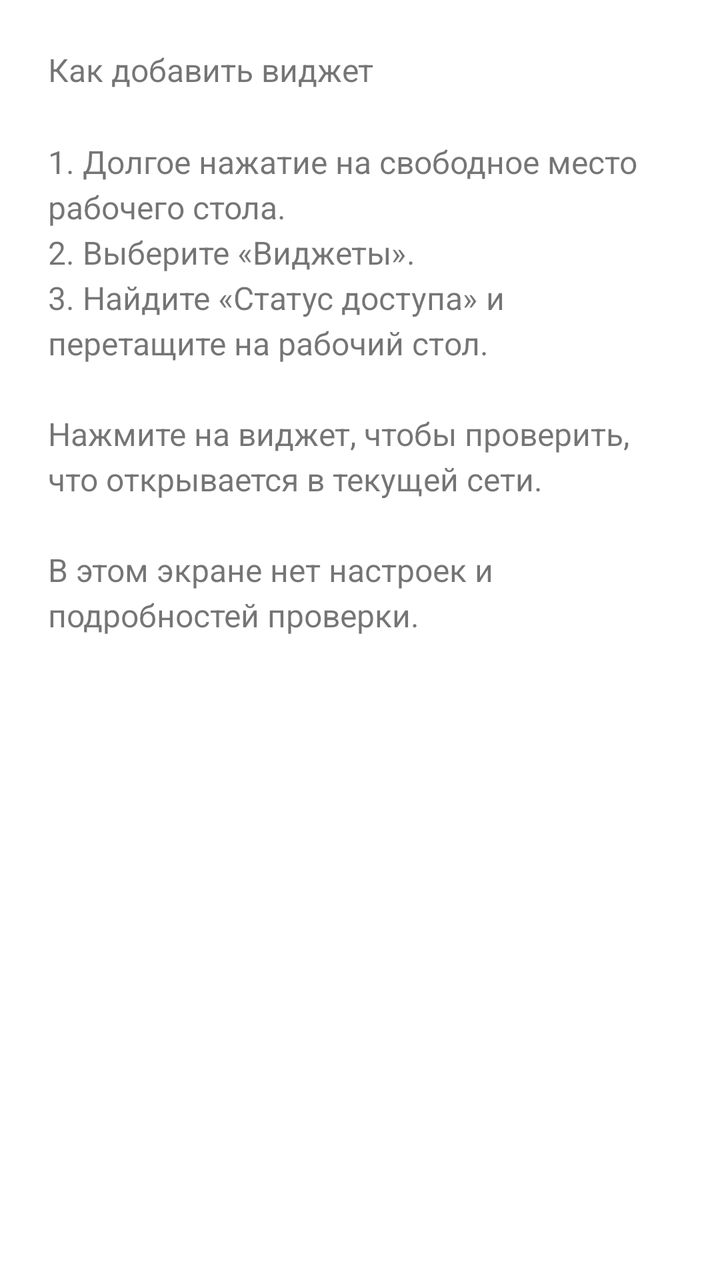
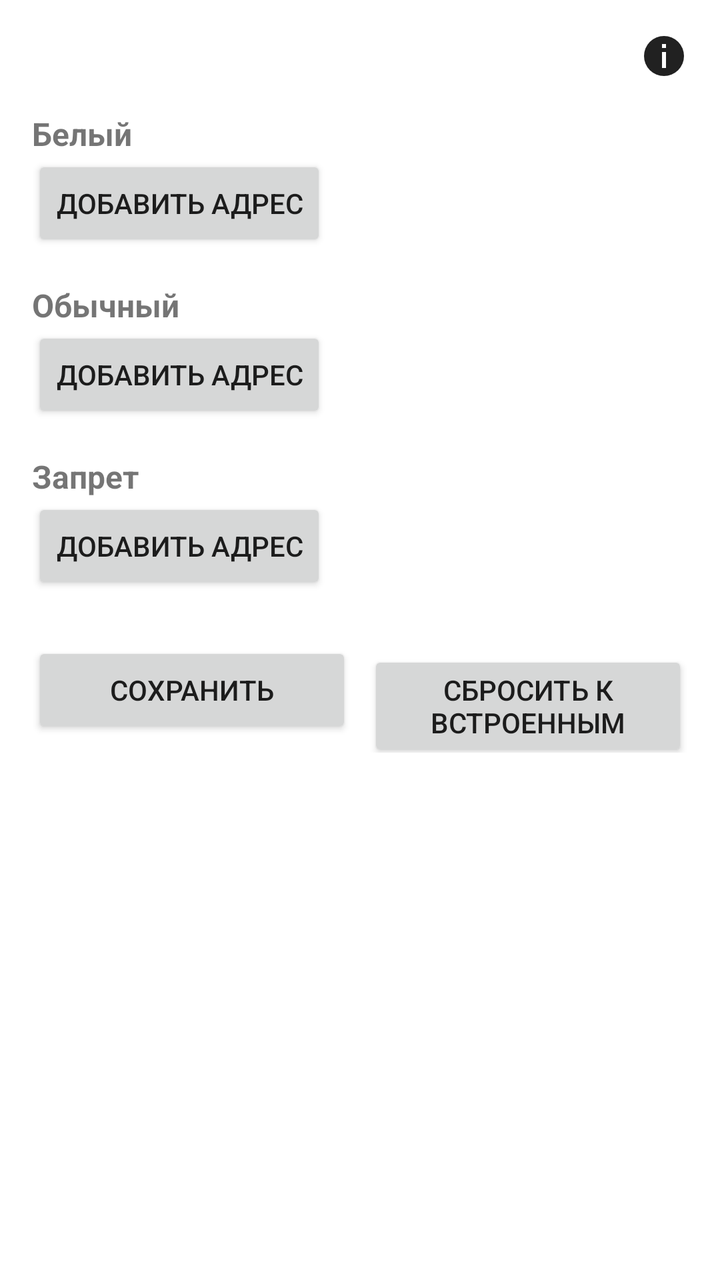

Screens rendered from an Android XML layout before and after an edit, with the pre-edit source and the edit as a unified diff.
<!-- AndroidManifest.xml: application theme Theme.WlWidget -->
<!-- res/layout/activity_main.xml -->
<?xml version="1.0" encoding="utf-8"?>
<ScrollView xmlns:android="http://schemas.android.com/apk/res/android"
    android:layout_width="match_parent"
    android:layout_height="match_parent"
    android:fillViewport="true">

    <TextView
        android:id="@+id/instructions"
        android:layout_width="match_parent"
        android:layout_height="wrap_content"
        android:lineSpacingMultiplier="1.2"
        android:padding="24dp"
        android:text="@string/add_widget_instructions"
        android:textSize="16sp" />
</ScrollView>
<!-- resources referenced by this layout -->
<resources>
  <string name="add_widget_instructions">Как добавить виджет\n\n1. Долгое нажатие на свободное место рабочего стола.\n2. Выберите «Виджеты».\n3. Найдите «Статус доступа» и перетащите на рабочий стол.\n\nНажмите на виджет, чтобы проверить, что открывается в текущей сети.\n\nВ этом экране нет настроек и подробностей проверки.</string>
  <style name="Theme.WlWidget" parent="Theme.AppCompat.DayNight.NoActionBar">
          <item name="android:windowBackground">@color/screen_bg</item>
      </style>
  <color name="screen_bg">#FFFFFFFF</color>
</resources>

<!-- the commit's change to res/layout/activity_main.xml (unified diff, before → after) -->
@@ -1,15 +1,117 @@
 <?xml version="1.0" encoding="utf-8"?>
-<ScrollView xmlns:android="http://schemas.android.com/apk/res/android"
+<FrameLayout xmlns:android="http://schemas.android.com/apk/res/android"
     android:layout_width="match_parent"
-    android:layout_height="match_parent"
-    android:fillViewport="true">
+    android:layout_height="match_parent">
 
-    <TextView
-        android:id="@+id/instructions"
+    <ScrollView
         android:layout_width="match_parent"
-        android:layout_height="wrap_content"
-        android:lineSpacingMultiplier="1.2"
-        android:padding="24dp"
-        android:text="@string/add_widget_instructions"
-        android:textSize="16sp" />
-</ScrollView>
+        android:layout_height="match_parent"
+        android:clipToPadding="false"
+        android:fillViewport="true"
+        android:paddingTop="48dp">
+
+        <LinearLayout
+            android:layout_width="match_parent"
+            android:layout_height="wrap_content"
+            android:orientation="vertical"
+            android:paddingStart="16dp"
+            android:paddingEnd="16dp"
+            android:paddingBottom="24dp">
+
+            <TextView
+                android:id="@+id/label_whitelist"
+                android:layout_width="match_parent"
+                android:layout_height="wrap_content"
+                android:paddingTop="8dp"
+                android:text="@string/label_whitelist"
+                android:textSize="16sp"
+                android:textStyle="bold" />
+
+            <LinearLayout
+                android:id="@+id/whitelist_urls"
+                android:layout_width="match_parent"
+                android:layout_height="wrap_content"
+                android:orientation="vertical" />
+
+            <Button
+                android:id="@+id/whitelist_add"
+                android:layout_width="wrap_content"
+                android:layout_height="wrap_content"
+                android:text="@string/add_url" />
+
+            <TextView
+                android:id="@+id/label_ordinary"
+                android:layout_width="match_parent"
+                android:layout_height="wrap_content"
+                android:paddingTop="16dp"
+                android:text="@string/label_ordinary"
+                android:textSize="16sp"
+                android:textStyle="bold" />
+
+            <LinearLayout
+                android:id="@+id/ordinary_urls"
+                android:layout_width="match_parent"
+                android:layout_height="wrap_content"
+                android:orientation="vertical" />
+
+            <Button
+                android:id="@+id/ordinary_add"
+                android:layout_width="wrap_content"
+                android:layout_height="wrap_content"
+                android:text="@string/add_url" />
+
+            <TextView
+                android:id="@+id/label_blocked"
+                android:layout_width="match_parent"
+                android:layout_height="wrap_content"
+                android:paddingTop="16dp"
+                android:text="@string/label_blocked"
+                android:textSize="16sp"
+                android:textStyle="bold" />
+
+            <LinearLayout
+                android:id="@+id/blocked_urls"
+                android:layout_width="match_parent"
+                android:layout_height="wrap_content"
+                android:orientation="vertical" />
+
+            <Button
+                android:id="@+id/blocked_add"
+                android:layout_width="wrap_content"
+                android:layout_height="wrap_content"
+                android:text="@string/add_url" />
+
+            <LinearLayout
+                android:layout_width="match_parent"
+                android:layout_height="wrap_content"
+                android:layout_marginTop="24dp"
+                android:orientation="horizontal">
+
+                <Button
+                    android:id="@+id/button_save"
+                    android:layout_width="0dp"
+                    android:layout_height="wrap_content"
+                    android:layout_marginEnd="8dp"
+                    android:layout_weight="1"
+                    android:text="@string/save_lists" />
+
+                <Button
+                    android:id="@+id/button_reset"
+                    android:layout_width="0dp"
+                    android:layout_height="wrap_content"
+                    android:layout_weight="1"
+                    android:text="@string/reset_lists" />
+            </LinearLayout>
+        </LinearLayout>
+    </ScrollView>
+
+    <ImageButton
+        android:id="@+id/button_help"
+        android:layout_width="48dp"
+        android:layout_height="48dp"
+        android:layout_gravity="top|end"
+        android:layout_margin="4dp"
+        android:background="?attr/selectableItemBackgroundBorderless"
+        android:contentDescription="@string/help_button"
+        android:src="@drawable/ic_help" />
+</FrameLayout>
<!-- resource entries referenced after the edit -->
@@ -1,6 +1,26 @@
 <!-- resources referenced by this layout -->
 <resources>
-  <string name="add_widget_instructions">Как добавить виджет\n\n1. Долгое нажатие на свободное место рабочего стола.\n2. Выберите «Виджеты».\n3. Найдите «Статус доступа» и перетащите на рабочий стол.\n\nНажмите на виджет, чтобы проверить, что открывается в текущей сети.\n\nВ этом экране нет настроек и подробностей проверки.</string>
+  <!-- drawable ic_help (drawable) -->
+  <?xml version="1.0" encoding="utf-8"?>
+  <vector xmlns:android="http://schemas.android.com/apk/res/android"
+      android:width="24dp"
+      android:height="24dp"
+      android:viewportWidth="24"
+      android:viewportHeight="24">
+      <path
+          android:fillColor="#FF212121"
+          android:pathData="M12,2A10,10 0,1,0 12,22A10,10 0,1,0 12,2z" />
+      <path
+          android:fillColor="#FFFFFFFF"
+          android:pathData="M11,10h2v8h-2zM11,6h2v2h-2z" />
+  </vector>
+  <string name="add_url">Добавить адрес</string>
+  <string name="help_button">Как добавить виджет</string>
+  <string name="label_blocked">Запрет</string>
+  <string name="label_ordinary">Обычный</string>
+  <string name="label_whitelist">Белый</string>
+  <string name="reset_lists">Сбросить к встроенным</string>
+  <string name="save_lists">Сохранить</string>
   <style name="Theme.WlWidget" parent="Theme.AppCompat.DayNight.NoActionBar">
           <item name="android:windowBackground">@color/screen_bg</item>
       </style>
